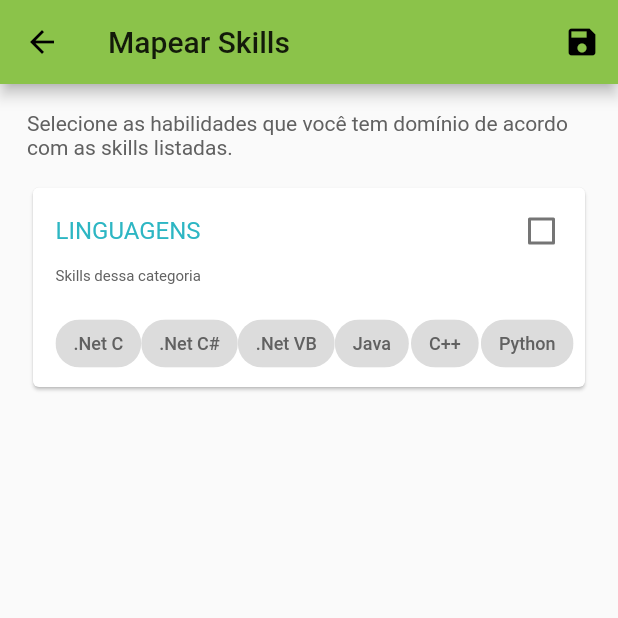
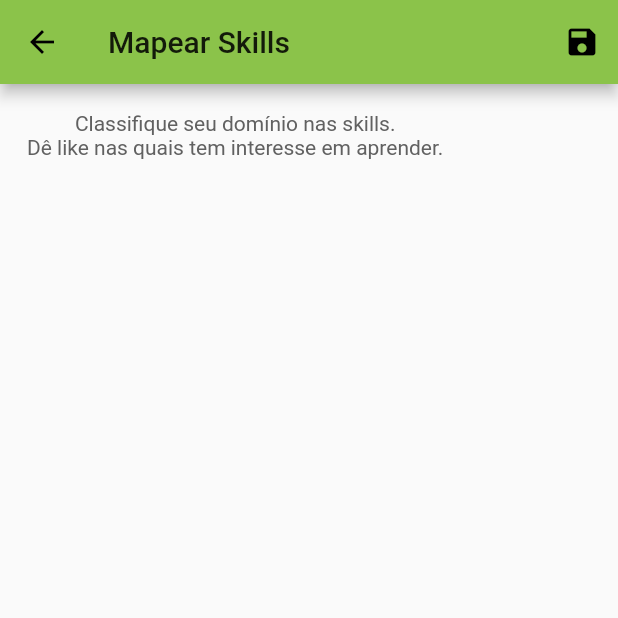
Before and after one commit to CL/gestao-competencias, a Flutter app: the MapSkillsView screen opened directly, after a tap on the "save" icon, on a phone screen of 412 x 824 dp, the top half of it. Run offline on Flutter 3.47's test engine with Material 2 defaults, Android fonts, the light colour scheme and no system bars; accounts and stored records are empty.

Commit message:
Mapping updated

```diff
--- a/src/frontend/lib/Model/Skill.dart
+++ b/src/frontend/lib/Model/Skill.dart
@@ -9,8 +9,10 @@ class Skill{
 }
 
 class SubSkill{
+  String subSkillId;
   String subSkillName;
   double subSkillRating;
+  bool subSkillInterest;
 
-  SubSkill({this.subSkillName, this.subSkillRating});
+  SubSkill({this.subSkillId, this.subSkillName, this.subSkillRating, this.subSkillInterest = false});
 }
--- a/src/frontend/lib/View/MapSkillsView.dart
+++ b/src/frontend/lib/View/MapSkillsView.dart
@@ -5,6 +5,7 @@ import 'package:flutter/material.dart';
 import '../Model/Skill.dart';
 
 import '../global.dart' as globals;
+import 'MapSubSkillsView.dart';
 
 
 class MapSkillsView extends StatefulWidget {
@@ -16,19 +17,29 @@ class MapSkillsView extends StatefulWidget {
 
 class MapSkillsState extends State<MapSkillsView>{
   HashMap<String, bool> selectedSkillsIds = new HashMap();
-  static List<SubSkill> subSkills = [
-    new SubSkill(subSkillName: ".Net C", subSkillRating: 5.0),
-    new SubSkill(subSkillName: ".Net C#", subSkillRating: 4.0),
-    new SubSkill(subSkillName: ".Net VB", subSkillRating: 3.0),
-    new SubSkill(subSkillName: "Java", subSkillRating: 2.0),
-    new SubSkill(subSkillName: "C++", subSkillRating: 1.0),
-    new SubSkill(subSkillName: "Python", subSkillRating: 0.0),
-  ];
 
-  List<Skill> skills = [
-    new Skill(skillName: "LINGUAGENS", skillId: "1", skillRating: 2.0, subSkills: subSkills, totalSubSkills: 6)
-  ];
+  List<Skill> skills;
 
+  MapSkillsState(){
+    skills = getAllSkills();
+  }
+
+  List<Skill> getAllSkills(){
+    List<SubSkill> subSkills = [
+      new SubSkill(subSkillName: ".Net C", subSkillRating: 5.0, subSkillId: "1"),
+      new SubSkill(subSkillName: ".Net C#", subSkillRating: 4.0, subSkillId: "2"),
+      new SubSkill(subSkillName: ".Net VB", subSkillRating: 3.0, subSkillId: "3"),
+      new SubSkill(subSkillName: "Java", subSkillRating: 2.0, subSkillId: "4"),
+      new SubSkill(subSkillName: "C++", subSkillRating: 1.0, subSkillId: "5"),
+      new SubSkill(subSkillName: "Python", subSkillRating: 0.0, subSkillId: "6"),
+    ];
+
+    List<Skill> allSkills = [
+      new Skill(skillName: "LINGUAGENS", skillId: "1", skillRating: 2.0, subSkills: subSkills, totalSubSkills: 6)
+    ];
+
+    return allSkills;
+  }
 
   @override
   Widget build(BuildContext context) {
@@ -64,6 +75,11 @@ class MapSkillsState extends State<MapSkillsView>{
       }
     });
     globals.selectedSkills = selectedSkills;
+
+    Navigator.push(
+          context,
+          new MaterialPageRoute(
+              builder: (context) => new MapSubSkillsView(selectedSkills)));
   }
 
   List<Widget> getSkillsList(){
--- /dev/null
+++ b/src/frontend/lib/View/MapSubSkillsView.dart
@@ -0,0 +1,110 @@
+import 'package:flutter/material.dart';
+
+import '../Model/Skill.dart';
+
+
+class MapSubSkillsView extends StatefulWidget {
+  List<Skill> skills;
+
+  MapSubSkillsView(this.skills, {Key key}) : super(key: key);
+
+  @override
+  createState() => new MapSubSkillsState(skills);
+}
+
+class MapSubSkillsState extends State<MapSubSkillsView>{
+  List<Skill> skills;
+
+  MapSubSkillsState(this.skills);
+
+  @override
+  Widget build(BuildContext context) {
+    return new Scaffold(
+      appBar: new AppBar(
+        title: new Text("Mapear Skills"),
+        actions: [
+          new IconButton(
+            onPressed: save,
+            icon: new Icon(Icons.save)
+          )
+        ],
+        leading: new Icon(Icons.arrow_back),
+      ),
+      body: new Container(
+        padding: new EdgeInsets.all(18.0),
+        child: new Column(
+          children: getSubSkillsList()
+        ),
+      ),
+    );
+  }
+
+  void save(){
+
+  }
+
+  List<Widget> getSubSkillsList(){
+    List<Widget> newWidgets = [];
+    newWidgets.add(new Column(
+      children: [
+        new Text(
+          "Classifique seu domínio nas skills.",
+          style: new TextStyle(
+            color: new Color.fromRGBO(97, 97, 97, 1.0),
+            fontSize: 14.0
+          ),
+        ),
+        new Text(
+          "Dê like nas quais tem interesse em aprender.",
+          style: new TextStyle(
+            color: new Color.fromRGBO(97, 97, 97, 1.0),
+            fontSize: 14.0
+          ),
+        ),
+      ],
+    ));
+
+    skills.forEach((skill){
+      newWidgets.add(
+        new Container(
+          padding: new EdgeInsets.fromLTRB(0.0, 15.0, 0.0, 0.0),
+          child: new Card(
+            child: new Container(
+              padding: new EdgeInsets.fromLTRB(15.0, 5.0, 5.0, 5.0),
+              child: new Column(
+                children: [
+                  new Text(
+                    skill.skillName,
+                    style: new TextStyle(
+                      color: new Color.fromRGBO(45, 182, 195, 1.0),
+                      fontSize: 16.0
+                    ),
+                  ),
+                  new Row(
+                    crossAxisAlignment: CrossAxisAlignment.start,
+                    children: [
+                      new Container(
+                        padding: new EdgeInsets.fromLTRB(0.0, 0.0, 0.0, 15.0),
+                        child: new Text(
+                          "Skills dessa categoria",
+                          style: new TextStyle(
+                            color: new Color.fromRGBO(97, 97, 97, 1.0),
+                            fontSize: 10.0
+                          ),
+                        ),
+                      )
+                    ]
+                  )
+                ],
+              )
+            ),
+          ),
+        ),
+      );
+
+    });
+
+    return newWidgets;
+  }
+
+}
```
Also changed, not shown: src/frontend/lib/Components/CardSubSkill.dart (added, +132 -0 lines).
